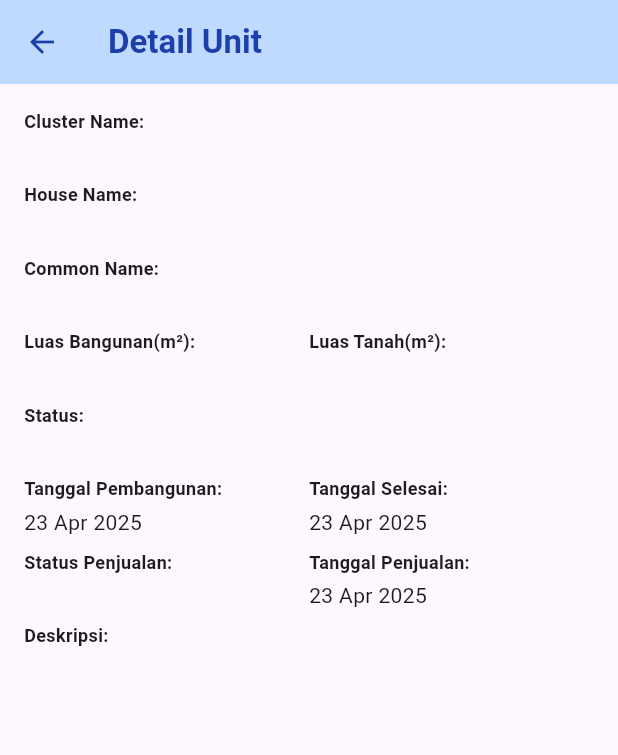
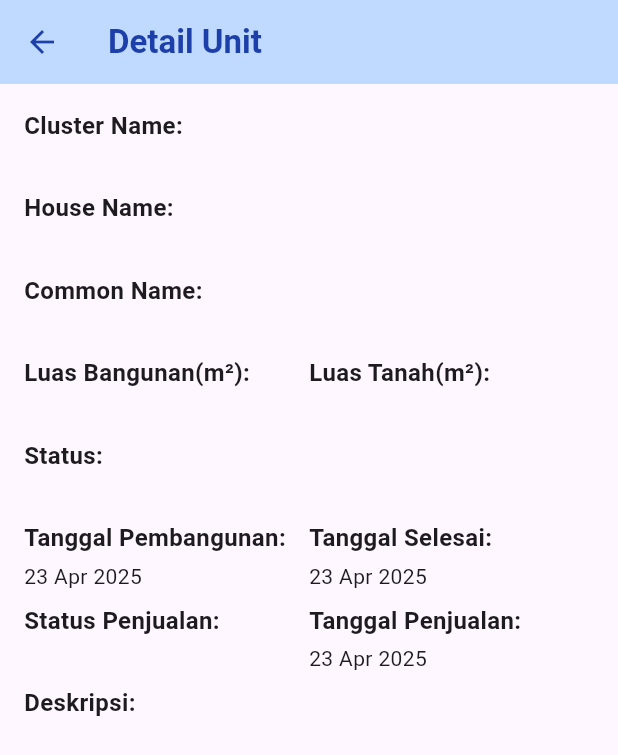
Before and after one commit to yowanmada123/viva-fdpi, a Flutter app: the FDPIDetailUnitView screen opened directly with empty values, on a phone screen of 412 x 824 dp. Shown: the top 755 px of the screen. Run offline on Flutter 3.47's test engine with Material 3 defaults, Android fonts, the phone set to English and light mode, and no system bars; our stand-ins replace bloc, cached_network_image, dartz, dio, equatable, flutter_bloc and 6 more; accounts and stored records are empty; Roboto replaces fonts that are missing (Poppins).

Commit message:
fix font size relative with design

```diff
--- a/lib/main.dart
+++ b/lib/main.dart
@@ -66,7 +66,7 @@ class MyApp extends StatelessWidget {
   @override
   Widget build(BuildContext context) {
     return ScreenUtilInit(
-      designSize: const Size(360, 690),
+      designSize: const Size(412, 972),
       minTextAdapt: true,
       builder:
           (context, widget) => MaterialApp(
--- a/lib/presentation/fdpi/fdpi_detail_unit.dart
+++ b/lib/presentation/fdpi/fdpi_detail_unit.dart
@@ -1,5 +1,8 @@
+import 'dart:math';
+
 import 'package:flutter/material.dart';
 import 'package:flutter/services.dart';
+import 'package:flutter_screenutil/flutter_screenutil.dart';
 import 'package:intl/intl.dart';
 
 import '../../models/fdpi/house.dart';
@@ -48,24 +51,42 @@ class FDPIDetailUnitView extends StatelessWidget {
           children: [
             Text(
               'Cluster Name:',
-              style: TextStyle(fontSize: 12, fontWeight: FontWeight.bold),
+              style: TextStyle(
+                fontSize: max(16.sp, 16.0),
+                fontWeight: FontWeight.bold,
+              ),
             ),
             SizedBox(height: 4),
-            Text(selectedHouse.clusterName),
+            Text(
+              selectedHouse.clusterName,
+              style: TextStyle(fontSize: max(14.sp, 14.0)),
+            ),
             SizedBox(height: 8),
             Text(
               'House Name:',
-              style: TextStyle(fontSize: 12, fontWeight: FontWeight.bold),
+              style: TextStyle(
+                fontSize: max(16.sp, 16.0),
+                fontWeight: FontWeight.bold,
+              ),
             ),
             SizedBox(height: 4),
-            Text(selectedHouse.name),
+            Text(
+              selectedHouse.name,
+              style: TextStyle(fontSize: max(14.sp, 14.0)),
+            ),
             SizedBox(height: 8),
             Text(
               'Common Name:',
-              style: TextStyle(fontSize: 12, fontWeight: FontWeight.bold),
+              style: TextStyle(
+                fontSize: max(16.sp, 16.0),
+                fontWeight: FontWeight.bold,
+              ),
             ),
             SizedBox(height: 4),
-            Text(selectedHouse.commonName),
+            Text(
+              selectedHouse.commonName,
+              style: TextStyle(fontSize: max(14.sp, 14.0)),
+            ),
             SizedBox(height: 8),
             Row(
               children: [
@@ -76,12 +97,15 @@ class FDPIDetailUnitView extends StatelessWidget {
                       Text(
                         'Luas Bangunan(m²):',
                         style: TextStyle(
-                          fontSize: 12,
+                          fontSize: max(16.sp, 16.0),
                           fontWeight: FontWeight.bold,
                         ),
                       ),
                       SizedBox(height: 4),
-                      Text(selectedHouse.buildingArea),
+                      Text(
+                        selectedHouse.buildingArea,
+                        style: TextStyle(fontSize: max(14.sp, 14.0)),
+                      ),
                     ],
                   ),
                 ),
@@ -92,12 +116,15 @@ class FDPIDetailUnitView extends StatelessWidget {
                       Text(
                         'Luas Tanah(m²):',
                         style: TextStyle(
-                          fontSize: 12,
+                          fontSize: max(16.sp, 16.0),
                           fontWeight: FontWeight.bold,
                         ),
                       ),
                       SizedBox(height: 4),
-                      Text(selectedHouse.landArea),
+                      Text(
+                        selectedHouse.landArea,
+                        style: TextStyle(fontSize: max(14.sp, 14.0)),
+                      ),
                     ],
                   ),
                 ),
@@ -106,10 +133,16 @@ class FDPIDetailUnitView extends StatelessWidget {
             SizedBox(height: 8),
             Text(
               'Status:',
-              style: TextStyle(fontSize: 12, fontWeight: FontWeight.bold),
+              style: TextStyle(
+                fontSize: max(16.sp, 16.0),
+                fontWeight: FontWeight.bold,
+              ),
             ),
             SizedBox(height: 4),
-            Text(selectedHouse.statName),
+            Text(
+              selectedHouse.statName,
+              style: TextStyle(fontSize: max(14.sp, 14.0)),
+            ),
             SizedBox(height: 8),
             Row(
               children: [
@@ -120,7 +153,7 @@ class FDPIDetailUnitView extends StatelessWidget {
                       Text(
                         'Tanggal Pembangunan:',
                         style: TextStyle(
-                          fontSize: 12,
+                          fontSize: max(16.sp, 16.0),
                           fontWeight: FontWeight.bold,
                         ),
                       ),
@@ -131,6 +164,7 @@ class FDPIDetailUnitView extends StatelessWidget {
                               "dd MMM yyyy",
                             ).format(selectedHouse.dateBuild!)
                             : 'Not sold yet',
+                        style: TextStyle(fontSize: max(14.sp, 14.0)),
                       ),
                     ],
                   ),
@@ -142,7 +176,7 @@ class FDPIDetailUnitView extends StatelessWidget {
                       Text(
                         'Tanggal Selesai:',
                         style: TextStyle(
-                          fontSize: 12,
+                          fontSize: max(16.sp, 16.0),
                           fontWeight: FontWeight.bold,
                         ),
                       ),
@@ -153,6 +187,7 @@ class FDPIDetailUnitView extends StatelessWidget {
                               "dd MMM yyyy",
                             ).format(selectedHouse.dateFinish!)
                             : 'Not sold yet',
+                        style: TextStyle(fontSize: max(14.sp, 14.0)),
                       ),
                     ],
                   ),
@@ -169,12 +204,15 @@ class FDPIDetailUnitView extends StatelessWidget {
                       Text(
                         'Status Penjualan:',
                         style: TextStyle(
-                          fontSize: 12,
+                          fontSize: max(16.sp, 16.0),
                           fontWeight: FontWeight.bold,
                         ),
                       ),
                       SizedBox(height: 4),
-                      Text(selectedHouse.soldStatName),
+                      Text(
+                        selectedHouse.soldStatName,
+                        style: TextStyle(fontSize: max(14.sp, 14.0)),
+                      ),
                     ],
                   ),
                 ),
@@ -185,7 +223,7 @@ class FDPIDetailUnitView extends StatelessWidget {
                       Text(
                         'Tanggal Penjualan:',
                         style: TextStyle(
-                          fontSize: 12,
+                          fontSize: max(16.sp, 16.0),
                           fontWeight: FontWeight.bold,
                         ),
                       ),
@@ -196,6 +234,7 @@ class FDPIDetailUnitView extends StatelessWidget {
                               "dd MMM yyyy",
                             ).format(selectedHouse.dateSold!)
                             : 'Not sold yet',
+                        style: TextStyle(fontSize: max(14.sp, 14.0)),
                       ),
                     ],
                   ),
@@ -205,10 +244,16 @@ class FDPIDetailUnitView extends StatelessWidget {
             SizedBox(height: 8),
             Text(
               'Deskripsi:',
-              style: TextStyle(fontSize: 12, fontWeight: FontWeight.bold),
+              style: TextStyle(
+                fontSize: max(16.sp, 16.0),
+                fontWeight: FontWeight.bold,
+              ),
             ),
             SizedBox(height: 4),
-            Text(selectedHouse.description),
+            Text(
+              selectedHouse.description,
+              style: TextStyle(fontSize: max(14.sp, 14.0)),
+            ),
           ],
         ),
       ),
--- a/lib/presentation/fdpi/fdpi_residences_screen.dart
+++ b/lib/presentation/fdpi/fdpi_residences_screen.dart
@@ -1,5 +1,6 @@
 import 'package:flutter/material.dart';
 import 'package:flutter_bloc/flutter_bloc.dart';
+import 'package:flutter_screenutil/flutter_screenutil.dart';
 import 'package:flutter_staggered_grid_view/flutter_staggered_grid_view.dart';
 
 import '../../bloc/auth/authentication/authentication_bloc.dart';
@@ -43,7 +44,7 @@ class ResidenceListView extends StatelessWidget {
         iconTheme: const IconThemeData(color: Color(0xFF1C3FAA), weight: 3),
       ),
       body: Container(
-        padding: const EdgeInsets.all(16.0),
+        padding: EdgeInsets.symmetric(vertical: 16.h, horizontal: 16.w),
         color: const Color(0xFFEAF1FF),
         child: BlocConsumer<ResidenceBloc, ResidenceState>(
           listener: (context, state) {
--- a/lib/presentation/login/login_form_screen.dart
+++ b/lib/presentation/login/login_form_screen.dart
@@ -22,7 +22,10 @@ class LoginFormScreen extends StatelessWidget {
 }
 
 class LoginForm extends StatefulWidget {
+  const LoginForm({super.key});
+
   @override
+  // ignore: library_private_types_in_public_api
   _LoginFormState createState() => _LoginFormState();
 }
 
```
Also changed, not shown: lib/presentation/driver/driver_dashboard_screen.dart (+34 -24 lines), lib/presentation/fdpi/fdpi_coordinates_screen.dart (+1 -14 lines), lib/presentation/widgets/residence_card.dart (+9 -6 lines).
